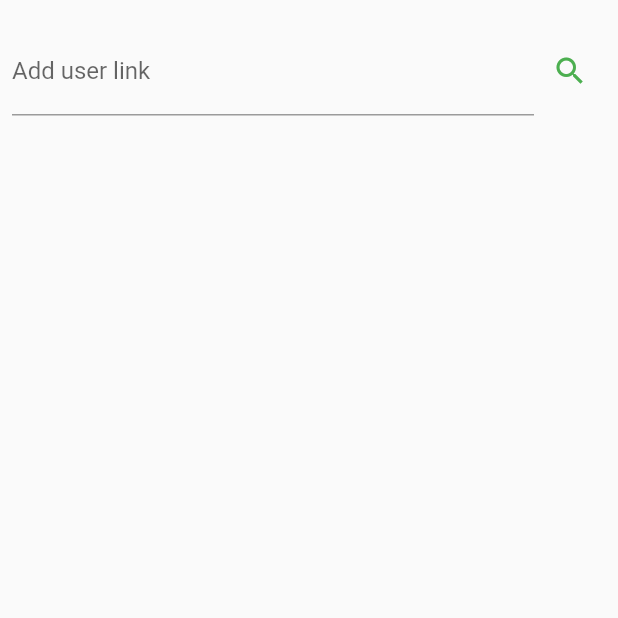
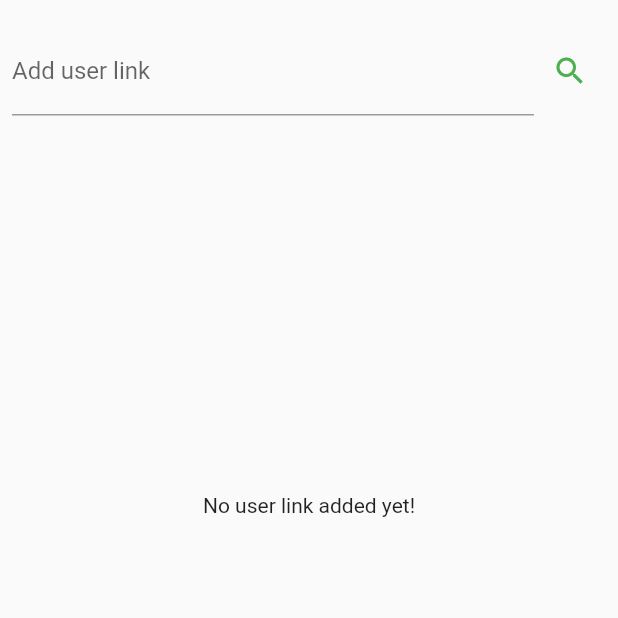
Before and after one commit to MhmdAwad/SarahahChat, a Flutter app: the FindScreen screen opened directly, after a tap on the "search" icon, after a tap on "cancel", on a phone screen of 412 x 824 dp, the top half of it. Run offline on Flutter 3.47's test engine with Material 2 defaults, Android fonts, the phone set to English and light mode, and no system bars; our stand-ins replace cloud_firestore, firebase_auth, firebase_core, firebase_storage, image_picker, share; accounts and stored records are empty.

Commit message:
refactor FindScreen design

```diff
--- a/lib/ui/screens/FindScreen.dart
+++ b/lib/ui/screens/FindScreen.dart
@@ -119,15 +119,15 @@ class _FindScreenState extends State<FindScreen> {
               ),
               FindUserWidget(findStatus, _findFriend),
               SizedBox(
-                height: 15,
+                height: 20,
               ),
-              if (findStatus == FindStatus.SUCCESS)
+              findStatus == FindStatus.SUCCESS?
                 FoundUserWidget(
                   foundUserImage,
                   foundUsername,
                   createChat,
                   _changeLoading,
-                )
+                ):Center(child: Text("No user link added yet!"),heightFactor: 30,)
             ],
           ),
         ),
--- a/lib/ui/widgets/FoundUserWidget.dart
+++ b/lib/ui/widgets/FoundUserWidget.dart
@@ -6,16 +6,22 @@ class FoundUserWidget extends StatelessWidget {
   final String foundUsername;
   final Function createChat;
   final Function changeStatus;
-  FoundUserWidget(this.foundUserImage, this.foundUsername, this.createChat, this.changeStatus);
+
+  FoundUserWidget(this.foundUserImage, this.foundUsername, this.createChat,
+      this.changeStatus);
 
   @override
   Widget build(BuildContext context) {
-    return  Center(
+    return Center(
       child: Column(
         children: [
           CircleAvatar(
             radius: 60,
-            backgroundImage: NetworkImage(foundUserImage),
+            backgroundImage: foundUserImage.startsWith("http")
+                ? NetworkImage(foundUserImage)
+                : AssetImage(
+                    "assets/images/person.png",
+                  ),
           ),
           SizedBox(
             height: 10,
--- a/pubspec.yaml
+++ b/pubspec.yaml
@@ -29,6 +29,7 @@ dependencies:
   firebase_storage: ^4.0.0
   intl: ^0.16.1
   share: ^0.6.5
+
 
   # The following adds the Cupertino Icons font to your application.
   # Use with the CupertinoIcons class for iOS style icons.
```
